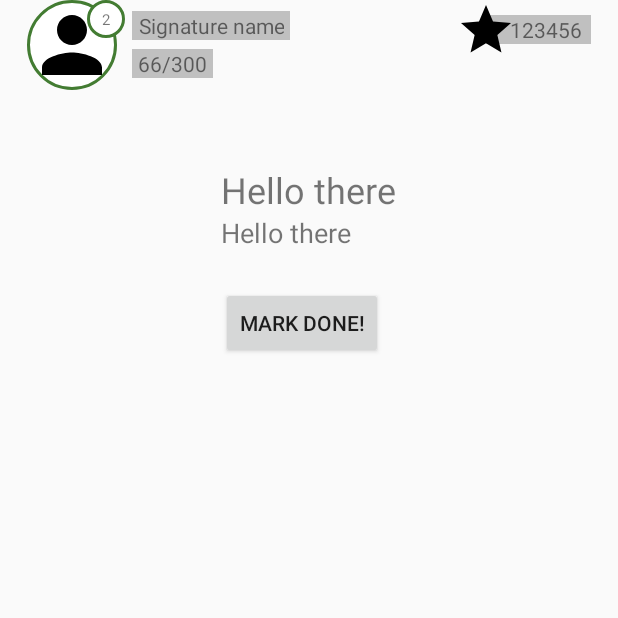
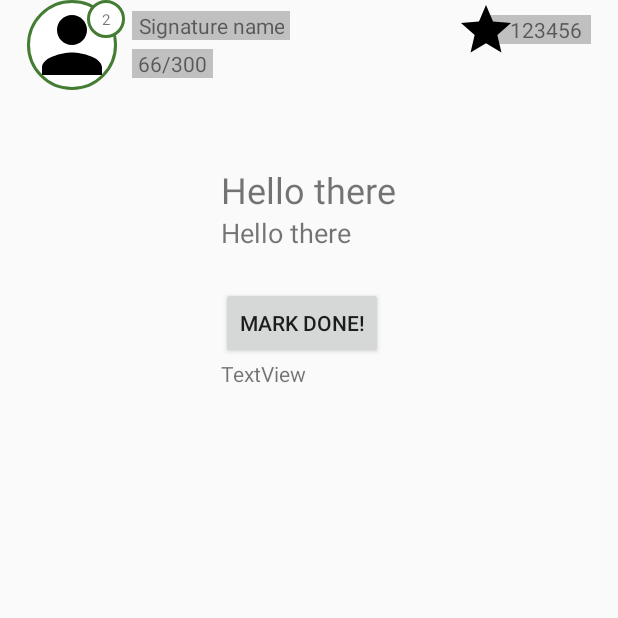
Before and after one commit to ni-da/fitme, an Android app: the ExecuteHabitActivity screen opened directly, with no data from a screen before it, on a phone screen of 412 x 824 dp, the top half of it. Run offline under Robolectric (Android 15) with nearby library versions, the phone set to English and light mode, and no system bars; our stand-ins replace Firebase (no records; nobody signed in at launch, a user with empty details on screens opened directly).

Commit message:
+Pedometer

```diff
--- a/fitMe/app/src/main/java/com/example/nidailyas/fitme/ExecuteHabitActivity.java
+++ b/fitMe/app/src/main/java/com/example/nidailyas/fitme/ExecuteHabitActivity.java
@@ -1,5 +1,9 @@
 package com.example.nidailyas.fitme;
 
+import android.hardware.Sensor;
+import android.hardware.SensorEvent;
+import android.hardware.SensorEventListener;
+import android.hardware.SensorManager;
 import android.os.Bundle;
 import android.support.annotation.Nullable;
 import android.view.View;
@@ -10,7 +14,7 @@ import com.google.firebase.auth.FirebaseAuth;
 
 import java.util.Date;
 
-public class ExecuteHabitActivity extends Main2Activity {
+public class ExecuteHabitActivity extends Main2Activity implements SensorEventListener {
     TextView circle_level;
     TextView textView_signatureName;
     TextView textView_gold_coins;
@@ -18,6 +22,12 @@ public class ExecuteHabitActivity extends Main2Activity {
     TextView textView_habitTitle;
     TextView textView_habitDesc;
     String habitId;
+
+    private TextView textView_steps;
+    private SensorManager mSensorManager;
+    private Sensor mStepCounterSensor;
+    private Sensor mStepDetectorSensor;
+
 
     @Override
     public void onCreate(@Nullable Bundle savedInstanceState) {
@@ -29,6 +39,16 @@ public class ExecuteHabitActivity extends Main2Activity {
             habitId = bundle.getString("habitId");
             showHabitInfo(habitId);
         }
+
+
+        textView_steps = (TextView) findViewById(R.id.textView_steps);
+
+        mSensorManager = (SensorManager)
+                getSystemService(getApplicationContext().SENSOR_SERVICE);
+        mStepCounterSensor = mSensorManager
+                .getDefaultSensor(Sensor.TYPE_STEP_COUNTER);
+        mStepDetectorSensor = mSensorManager
+                .getDefaultSensor(Sensor.TYPE_STEP_DETECTOR);
 
 
         textView_habitTitle = findViewById(R.id.textView_habitTitle);
@@ -105,4 +125,46 @@ public class ExecuteHabitActivity extends Main2Activity {
             }
         });
     }
+
+    @Override
+    public void onSensorChanged(SensorEvent sensorEvent) {
+        Sensor sensor = sensorEvent.sensor;
+        float[] values = sensorEvent.values;
+        int value = -1;
+
+        if (values.length > 0) {
+            value = (int) values[0];
+        }
+
+        if (sensor.getType() == Sensor.TYPE_STEP_COUNTER) {
+            textView_steps.setText("Step Counter Detected : " + value);
+        } else if (sensor.getType() == Sensor.TYPE_STEP_DETECTOR) {
+            // For test only. Only allowed value is 1.0 i.e. for step taken
+            textView_steps.setText("Step Detector Detected : " + value);
+        }
+    }
+
+    @Override
+    public void onAccuracyChanged(Sensor sensor, int i) {
+
+    }
+
+    @Override
+    protected void onResume() {
+        super.onResume();
+        mSensorManager.registerListener(this, mStepCounterSensor,
+
+                SensorManager.SENSOR_DELAY_FASTEST);
+        mSensorManager.registerListener(this, mStepDetectorSensor,
+
+                SensorManager.SENSOR_DELAY_FASTEST);
+
+    }
+
+    @Override
+    protected void onStop() {
+        super.onStop();
+        mSensorManager.unregisterListener(this, mStepCounterSensor);
+        mSensorManager.unregisterListener(this, mStepDetectorSensor);
+    }
 }
--- a/fitMe/app/src/main/java/com/example/nidailyas/fitme/Notification_reciever.java
+++ b/fitMe/app/src/main/java/com/example/nidailyas/fitme/Notification_reciever.java
@@ -21,7 +21,7 @@ public class Notification_reciever extends BroadcastReceiver{
                 (context, 100, executeHabitIntent, PendingIntent.FLAG_UPDATE_CURRENT);
         NotificationCompat.Builder builder = new NotificationCompat.Builder(context, "DEFAULT_CHANNEL_ID")
                 .setContentIntent(pendingIntent)
-                .setSmallIcon(android.R.drawable.arrow_up_float)
+                .setSmallIcon(android.R.drawable.ic_media_next)
                 .setContentTitle("notification Title")
                 .setContentText("notification Text")
                 .setAutoCancel(true);
--- a/fitMe/app/src/main/res/layout/activity_execute_habit.xml
+++ b/fitMe/app/src/main/res/layout/activity_execute_habit.xml
@@ -50,6 +50,14 @@
             android:text="Mark done!"
             app:layout_constraintStart_toStartOf="parent" />
 
+            <TextView
+                android:id="@+id/textView_steps"
+                android:layout_width="match_parent"
+                android:layout_height="wrap_content"
+                android:layout_weight="1"
+                android:text="TextView" />
+
+
         </LinearLayout>
 
     </LinearLayout>
```
Also changed, not shown: fitMe/app/src/main/AndroidManifest.xml (+8 -0 lines), fitMe/app/src/main/res/values/strings.xml (+8 -0 lines), 1 other file.
